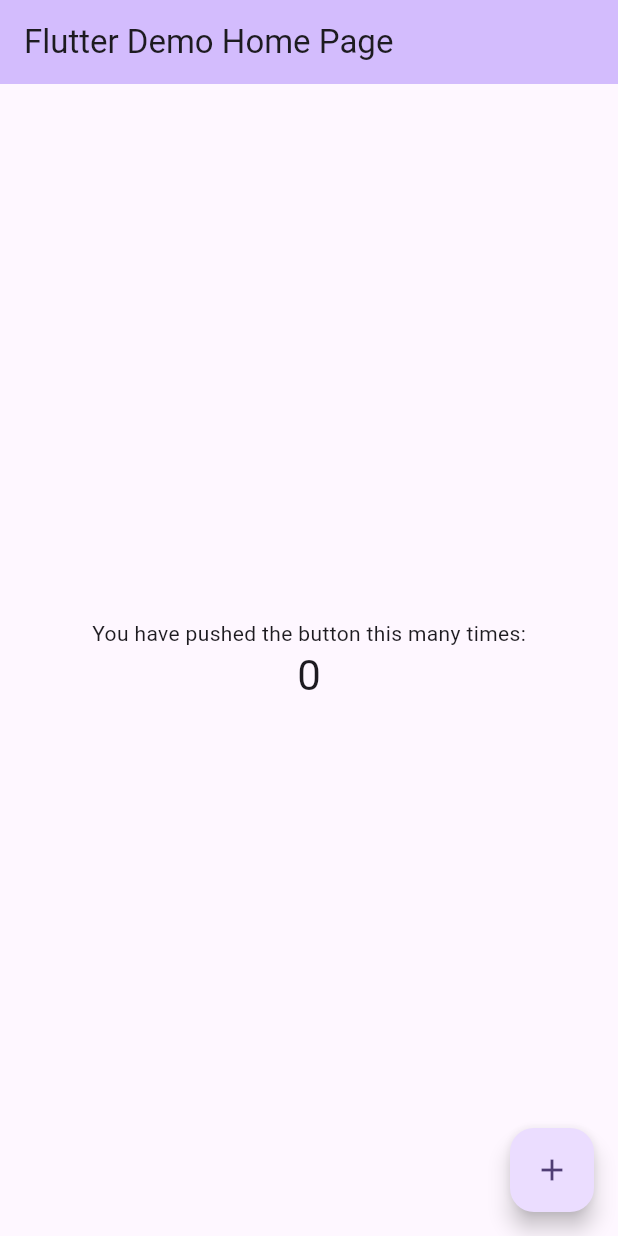
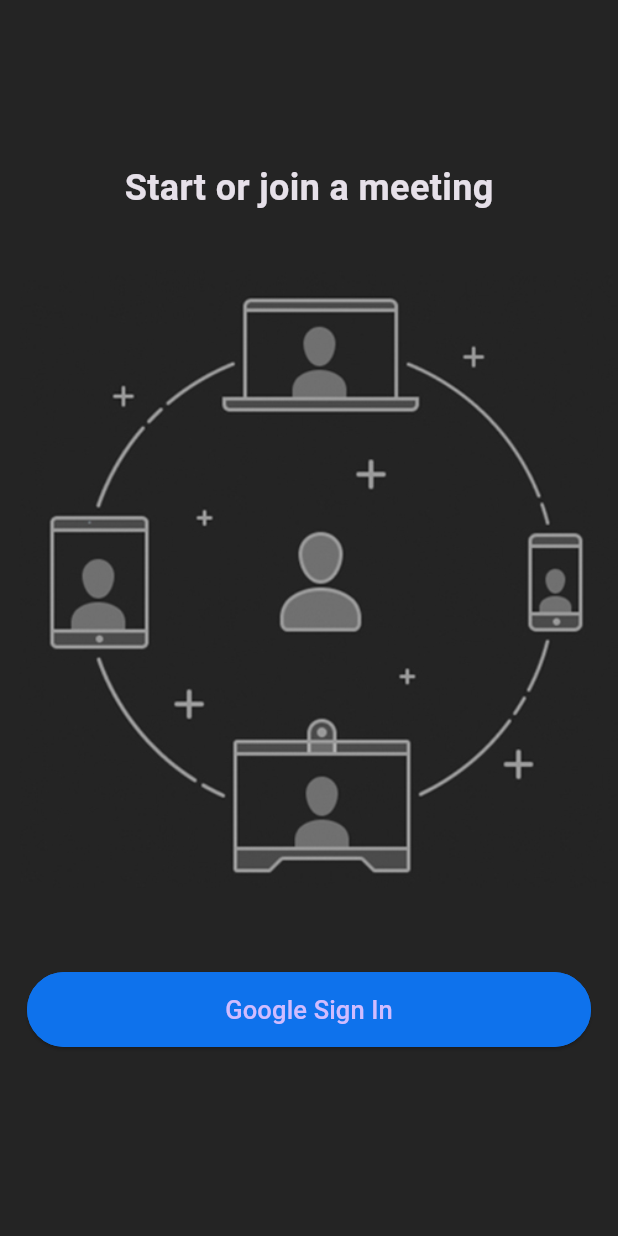
Before and after one commit to HanySameh/Zoom-Clone, a Flutter app: the screen it shows after launch, on a phone screen of 412 x 824 dp. Run offline on Flutter 3.47's test engine with Material 2 defaults, Android fonts, the phone set to English and light mode, and no system bars; our stand-ins replace cloud_firestore, firebase_auth, firebase_core, google_sign_in; accounts and stored records are empty.

Commit message:
connect to firebase and handle google auth & home ui

```diff
--- /dev/null
+++ b/lib/app.dart
@@ -0,0 +1,40 @@
+import 'package:firebase_auth/firebase_auth.dart';
+import 'package:flutter/material.dart';
+
+import 'resources/auth_methods.dart';
+import 'screens/home_screen.dart';
+import 'screens/login_screen.dart';
+import 'utils/colors.dart';
+
+class MyApp extends StatelessWidget {
+  const MyApp({super.key});
+
+  @override
+  Widget build(BuildContext context) {
+    return MaterialApp(
+      debugShowCheckedModeBanner: false,
+      title: 'Zoom Clone',
+      theme: ThemeData.dark(useMaterial3: true).copyWith(
+        scaffoldBackgroundColor: backgroundColor,
+      ),
+      routes: {
+        '/login': (context) => const LoginScreen(),
+        '/home': (context) => const HomeScreen(),
+      },
+      home: StreamBuilder<User?>(
+        stream: AuthMethods().authChanges,
+        builder: (context, snapshot) {
+          if (snapshot.connectionState == ConnectionState.waiting) {
+            return const Center(
+              child: CircularProgressIndicator(),
+            );
+          }
+          if (snapshot.hasData) {
+            return const HomeScreen();
+          }
+          return const LoginScreen();
+        },
+      ),
+    );
+  }
+}
--- a/lib/main.dart
+++ b/lib/main.dart
@@ -1,125 +1,19 @@
+import 'package:firebase_core/firebase_core.dart';
 import 'package:flutter/material.dart';
+import 'package:flutter/services.dart';
 
-void main() {
+import 'app.dart';
+import 'firebase_options.dart';
+
+void main() async {
+  WidgetsFlutterBinding.ensureInitialized();
+  SystemChrome.setSystemUIOverlayStyle(
+    const SystemUiOverlayStyle(
+      statusBarColor: Colors.transparent,
+    ),
+  );
+  await Firebase.initializeApp(
+    options: DefaultFirebaseOptions.currentPlatform,
+  );
   runApp(const MyApp());
 }
-
-class MyApp extends StatelessWidget {
-  const MyApp({super.key});
-
-  // This widget is the root of your application.
-  @override
-  Widget build(BuildContext context) {
-    return MaterialApp(
-      title: 'Flutter Demo',
-      theme: ThemeData(
-        // This is the theme of your application.
-        //
-        // TRY THIS: Try running your application with "flutter run". You'll see
-        // the application has a blue toolbar. Then, without quitting the app,
-        // try changing the seedColor in the colorScheme below to Colors.green
-        // and then invoke "hot reload" (save your changes or press the "hot
-        // reload" button in a Flutter-supported IDE, or press "r" if you used
-        // the command line to start the app).
-        //
-        // Notice that the counter didn't reset back to zero; the application
-        // state is not lost during the reload. To reset the state, use hot
-        // restart instead.
-        //
-        // This works for code too, not just values: Most code changes can be
-        // tested with just a hot reload.
-        colorScheme: ColorScheme.fromSeed(seedColor: Colors.deepPurple),
-        useMaterial3: true,
-      ),
-      home: const MyHomePage(title: 'Flutter Demo Home Page'),
-    );
-  }
-}
-
-class MyHomePage extends StatefulWidget {
-  const MyHomePage({super.key, required this.title});
-
-  // This widget is the home page of your application. It is stateful, meaning
-  // that it has a State object (defined below) that contains fields that affect
-  // how it looks.
-
-  // This class is the configuration for the state. It holds the values (in this
-  // case the title) provided by the parent (in this case the App widget) and
-  // used by the build method of the State. Fields in a Widget subclass are
-  // always marked "final".
-
-  final String title;
-
-  @override
-  State<MyHomePage> createState() => _MyHomePageState();
-}
-
-class _MyHomePageState extends State<MyHomePage> {
-  int _counter = 0;
-
-  void _incrementCounter() {
-    setState(() {
-      // This call to setState tells the Flutter framework that something has
-      // changed in this State, which causes it to rerun the build method below
-      // so that the display can reflect the updated values. If we changed
-      // _counter without calling setState(), then the build method would not be
-      // called again, and so nothing would appear to happen.
-      _counter++;
-    });
-  }
-
-  @override
-  Widget build(BuildContext context) {
-    // This method is rerun every time setState is called, for instance as done
-    // by the _incrementCounter method above.
-    //
-    // The Flutter framework has been optimized to make rerunning build methods
-    // fast, so that you can just rebuild anything that needs updating rather
-    // than having to individually change instances of widgets.
-    return Scaffold(
-      appBar: AppBar(
-        // TRY THIS: Try changing the color here to a specific color (to
-        // Colors.amber, perhaps?) and trigger a hot reload to see the AppBar
-        // change color while the other colors stay the same.
-        backgroundColor: Theme.of(context).colorScheme.inversePrimary,
-        // Here we take the value from the MyHomePage object that was created by
-        // the App.build method, and use it to set our appbar title.
-        title: Text(widget.title),
-      ),
-      body: Center(
-        // Center is a layout widget. It takes a single child and positions it
-        // in the middle of the parent.
-        child: Column(
-          // Column is also a layout widget. It takes a list of children and
-          // arranges them vertically. By default, it sizes itself to fit its
-          // children horizontally, and tries to be as tall as its parent.
-          //
-          // Column has various properties to control how it sizes itself and
-          // how it positions its children. Here we use mainAxisAlignment to
-          // center the children vertically; the main axis here is the vertical
-          // axis because Columns are vertical (the cross axis would be
-          // horizontal).
-          //
-          // TRY THIS: Invoke "debug painting" (choose the "Toggle Debug Paint"
-          // action in the IDE, or press "p" in the console), to see the
-          // wireframe for each widget.
-          mainAxisAlignment: MainAxisAlignment.center,
-          children: <Widget>[
-            const Text(
-              'You have pushed the button this many times:',
-            ),
-            Text(
-              '$_counter',
-              style: Theme.of(context).textTheme.headlineMedium,
-            ),
-          ],
-        ),
-      ),
-      floatingActionButton: FloatingActionButton(
-        onPressed: _incrementCounter,
-        tooltip: 'Increment',
-        child: const Icon(Icons.add),
-      ), // This trailing comma makes auto-formatting nicer for build methods.
-    );
-  }
-}
--- /dev/null
+++ b/lib/screens/login_screen.dart
@@ -0,0 +1,47 @@
+import 'package:flutter/material.dart';
+
+import '../resources/auth_methods.dart';
+import '../widgets/custom_button.dart';
+
+class LoginScreen extends StatefulWidget {
+  const LoginScreen({super.key});
+
+  @override
+  State<LoginScreen> createState() => _LoginScreenState();
+}
+
+class _LoginScreenState extends State<LoginScreen> {
+  final AuthMethods _authMethods = AuthMethods();
+
+  @override
+  Widget build(BuildContext context) {
+    return Scaffold(
+      body: Column(
+        mainAxisAlignment: MainAxisAlignment.center,
+        children: [
+          const Text(
+            'Start or join a meeting',
+            style: TextStyle(
+              fontSize: 24,
+              fontWeight: FontWeight.bold,
+            ),
+          ),
+          Padding(
+            padding: const EdgeInsets.symmetric(vertical: 38.0),
+            child: Image.asset('assets/images/onboarding.jpg'),
+          ),
+          CustomButton(
+            text: 'Google Sign In',
+            onPressed: () async {
+              final NavigatorState navigator = Navigator.of(context);
+              bool res = await _authMethods.signInWithGoogle(context);
+              if (res) {
+                navigator.pushReplacementNamed('/home');
+              }
+            },
+          ),
+        ],
+      ),
+    );
+  }
+}
--- /dev/null
+++ b/lib/utils/colors.dart
@@ -0,0 +1,6 @@
+import 'package:flutter/material.dart';
+
+const backgroundColor = Color.fromRGBO(36, 36, 36, 1);
+const buttonColor = Color.fromRGBO(14, 114, 236, 1);
+const footerColor = Color.fromRGBO(26, 26, 26, 1);
+const secondaryBackgroundColor = Color.fromRGBO(46, 46, 46, 1);
--- /dev/null
+++ b/lib/widgets/custom_button.dart
@@ -0,0 +1,40 @@
+import 'package:flutter/material.dart';
+
+import '../utils/colors.dart';
+
+class CustomButton extends StatelessWidget {
+  final String text;
+  final VoidCallback onPressed;
+  const CustomButton({
+    Key? key,
+    required this.text,
+    required this.onPressed,
+  }) : super(key: key);
+
+  @override
+  Widget build(BuildContext context) {
+    return Padding(
+      padding: const EdgeInsets.all(18.0),
+      child: ElevatedButton(
+        onPressed: onPressed,
+        style: ElevatedButton.styleFrom(
+          backgroundColor: buttonColor,
+          minimumSize: const Size(
+            double.infinity,
+            50,
+          ),
+          shape: RoundedRectangleBorder(
+            borderRadius: BorderRadius.circular(30),
+            side: const BorderSide(color: buttonColor),
+          ),
+        ),
+        child: Text(
+          text,
+          style: const TextStyle(
+            fontSize: 17,
+          ),
+        ),
+      ),
+    );
+  }
+}
```
Also changed, not shown: lib/resources/auth_methods.dart (added, +57 -0 lines), lib/screens/home_screen.dart (added, +76 -0 lines), lib/utils/utils.dart (added, +9 -0 lines), pubspec.yaml (+8 -71 lines), assets/images/onboarding.jpg (added), lib/firebase_options.dart (added), pubspec.lock, 18 other files.
